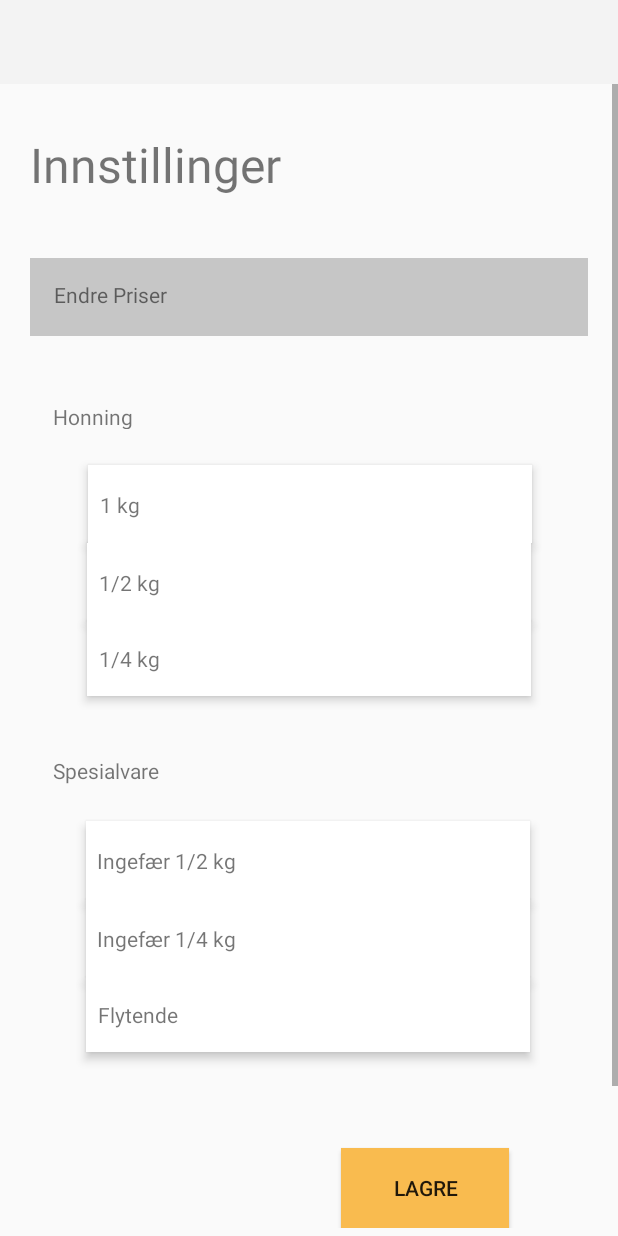
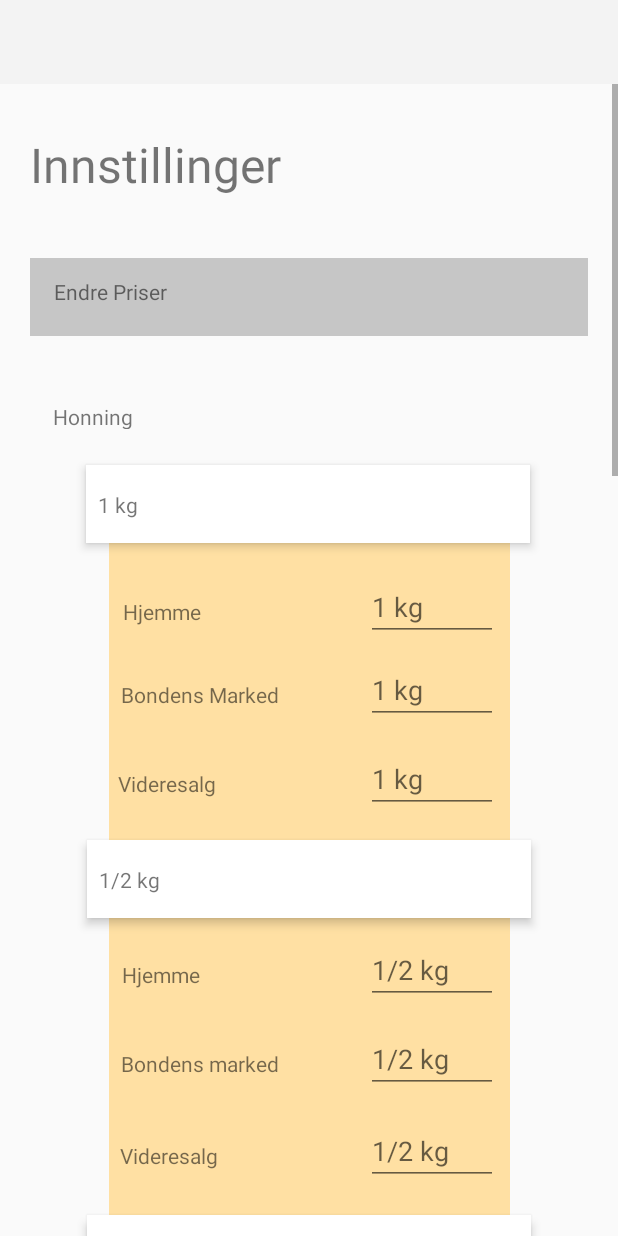
Before and after one commit to JuliaSofieTeppen/Bachelor, an Android app: the fragment SettingFragment shown on its own in the app's theme, on a phone screen of 412 x 824 dp. Run offline under Robolectric (Android 15) with nearby library versions, the phone set to English and light mode, and no system bars; 3 statements that could not run were skipped.

Commit message:
fiksa innstillinger

```diff
--- a/app/src/main/res/layout/fragment_innstillinger.xml
+++ b/app/src/main/res/layout/fragment_innstillinger.xml
@@ -1,10 +1,15 @@
 <?xml version="1.0" encoding="utf-8"?>
-<ScrollView xmlns:android="http://schemas.android.com/apk/res/android"
+<FrameLayout xmlns:android="http://schemas.android.com/apk/res/android"
 xmlns:app="http://schemas.android.com/apk/res-auto"
 xmlns:tools="http://schemas.android.com/tools"
 android:layout_width="match_parent"
 android:layout_height="match_parent"
-    tools:context=".SettingFragment"
+tools:context=".SettingFragment">
+
+
+    <ScrollView
+        android:layout_width="match_parent"
+        android:layout_height="match_parent"
         tools:layout_editor_absoluteX="16dp"
         tools:layout_editor_absoluteY="87dp">
 
@@ -26,9 +31,10 @@
 
                 <TextView
                     android:id="@+id/textView9"
-                android:layout_width="wrap_content"
-                android:layout_height="wrap_content"
+                    android:layout_width="124dp"
+                    android:layout_height="23dp"
                     android:layout_marginStart="8dp"
+                    android:layout_marginTop="8dp"
                     android:layout_marginEnd="278dp"
                     android:layout_marginBottom="8dp"
                     android:text="@string/endre_moms"
@@ -84,7 +90,7 @@
                 <TextView
                     android:id="@+id/textView10"
                     android:layout_width="wrap_content"
-                android:layout_height="wrap_content"
+                    android:layout_height="23dp"
                     android:layout_marginStart="8dp"
                     android:layout_marginTop="8dp"
                     android:layout_marginEnd="8dp"
@@ -127,7 +133,7 @@
                     android:layout_marginStart="8dp"
                     android:layout_marginEnd="8dp"
                     android:background="#ffe0a3"
-                android:visibility="gone"
+                    android:visibility="visible"
                     app:layout_constraintEnd_toEndOf="parent"
                     app:layout_constraintStart_toStartOf="parent"
                     app:layout_constraintTop_toBottomOf="@+id/enkg">
@@ -137,10 +143,11 @@
                         android:layout_width="wrap_content"
                         android:layout_height="wrap_content"
                         android:layout_marginStart="8dp"
-                    android:layout_marginTop="44dp"
+                        android:layout_marginTop="36dp"
                         android:layout_marginEnd="110dp"
                         android:text="@string/hjemme"
                         app:layout_constraintEnd_toStartOf="@+id/enkgbm"
+                        app:layout_constraintHorizontal_bias="1.0"
                         app:layout_constraintStart_toStartOf="parent"
                         app:layout_constraintTop_toTopOf="parent" />
 
@@ -162,11 +169,11 @@
                         android:layout_width="wrap_content"
                         android:layout_height="wrap_content"
                         android:layout_marginStart="8dp"
-                    android:layout_marginTop="32dp"
+                        android:layout_marginTop="40dp"
                         android:layout_marginEnd="116dp"
                         android:text="@string/videresalg"
                         app:layout_constraintEnd_toStartOf="@+id/enkgbm"
-                    app:layout_constraintHorizontal_bias="1.0"
+                        app:layout_constraintHorizontal_bias="0.142"
                         app:layout_constraintStart_toStartOf="parent"
                         app:layout_constraintTop_toBottomOf="@+id/textView133" />
 
@@ -211,7 +218,7 @@
                     android:layout_marginStart="8dp"
                     android:layout_marginEnd="8dp"
                     android:background="#ffe0a3"
-                android:visibility="gone"
+                    android:visibility="visible"
                     app:layout_constraintEnd_toEndOf="parent"
                     app:layout_constraintStart_toStartOf="parent"
                     app:layout_constraintTop_toBottomOf="@+id/halvkg">
@@ -235,8 +242,9 @@
                         android:layout_marginStart="8dp"
                         android:layout_marginTop="40dp"
                         android:layout_marginEnd="58dp"
-                    android:text="@string/bondens_marked"
+                        android:text="Bondens marked"
                         app:layout_constraintEnd_toStartOf="@+id/halvkgbm"
+                        app:layout_constraintHorizontal_bias="0.666"
                         app:layout_constraintStart_toStartOf="parent"
                         app:layout_constraintTop_toBottomOf="@+id/textView14" />
 
@@ -245,10 +253,11 @@
                         android:layout_width="wrap_content"
                         android:layout_height="wrap_content"
                         android:layout_marginStart="8dp"
-                    android:layout_marginTop="28dp"
+                        android:layout_marginTop="36dp"
                         android:layout_marginEnd="116dp"
                         android:text="@string/videresalg"
                         app:layout_constraintEnd_toStartOf="@+id/halvkgfak"
+                        app:layout_constraintHorizontal_bias="0.047"
                         app:layout_constraintStart_toStartOf="parent"
                         app:layout_constraintTop_toBottomOf="@+id/textView15" />
 
@@ -258,7 +267,7 @@
                         android:layout_height="43dp"
                         android:layout_marginEnd="8dp"
                         android:ems="10"
-                    android:hint="@string/prisHalvkg"
+                        android:hint="@string/Halvkg"
                         android:inputType="number"
                         app:layout_constraintBaseline_toBaselineOf="@+id/textView47"
                         app:layout_constraintEnd_toEndOf="parent" />
@@ -269,7 +278,7 @@
                         android:layout_height="43dp"
                         android:layout_marginEnd="8dp"
                         android:ems="10"
-                    android:hint="@string/prisHalvkg"
+                        android:hint="@string/Halvkg"
                         android:inputType="number"
                         app:layout_constraintBaseline_toBaselineOf="@+id/textView15"
                         app:layout_constraintEnd_toEndOf="parent" />
@@ -280,7 +289,7 @@
                         android:layout_height="43dp"
                         android:layout_marginEnd="8dp"
                         android:ems="10"
-                    android:hint="@string/prisHalvkg"
+                        android:hint="@string/Halvkg"
                         android:inputType="number"
                         app:layout_constraintBaseline_toBaselineOf="@+id/textView14"
                         app:layout_constraintEnd_toEndOf="parent" />
@@ -291,12 +300,12 @@
                     android:layout_width="296dp"
                     android:layout_height="52dp"
                     android:layout_marginStart="8dp"
-                android:layout_marginTop="24dp"
+                    android:layout_marginTop="16dp"
                     android:layout_marginEnd="8dp"
                     android:background="@android:color/white"
                     android:elevation="4dp"
                     app:layout_constraintEnd_toEndOf="parent"
-                app:layout_constraintHorizontal_bias="0.494"
+                    app:layout_constraintHorizontal_bias="0.505"
                     app:layout_constraintStart_toStartOf="parent"
                     app:layout_constraintTop_toBottomOf="@+id/textView46">
 
@@ -351,7 +360,7 @@
                     android:layout_marginStart="8dp"
                     android:layout_marginEnd="8dp"
                     android:background="#ffe0a3"
-                android:visibility="gone"
+                    android:visibility="visible"
                     app:layout_constraintEnd_toEndOf="parent"
                     app:layout_constraintStart_toStartOf="parent"
                     app:layout_constraintTop_toBottomOf="@+id/ingf05kg">
@@ -371,7 +380,7 @@
                         android:layout_width="wrap_content"
                         android:layout_height="0dp"
                         android:layout_marginStart="8dp"
-                    android:layout_marginTop="44dp"
+                        android:layout_marginTop="36dp"
                         android:text="@string/bondens_marked"
                         app:layout_constraintStart_toStartOf="parent"
                         app:layout_constraintTop_toBottomOf="@+id/textView114" />
@@ -392,7 +401,7 @@
                         android:layout_height="43dp"
                         android:layout_marginEnd="8dp"
                         android:ems="10"
-                    android:hint="@string/prisHalvkg"
+                        android:hint="@string/Halvkg"
                         android:inputType="number"
                         app:layout_constraintBaseline_toBaselineOf="@+id/textView116"
                         app:layout_constraintEnd_toEndOf="parent" />
@@ -403,7 +412,7 @@
                         android:layout_height="43dp"
                         android:layout_marginEnd="8dp"
                         android:ems="10"
-                    android:hint="@string/prisHalvkg"
+                        android:hint="@string/Halvkg"
                         android:inputType="number"
                         app:layout_constraintBaseline_toBaselineOf="@+id/textView115"
                         app:layout_constraintEnd_toEndOf="parent" />
@@ -414,7 +423,7 @@
                         android:layout_height="43dp"
                         android:layout_marginEnd="8dp"
                         android:ems="10"
-                    android:hint="@string/prisHalvkg"
+                        android:hint="@string/Halvkg"
                         android:inputType="number"
                         app:layout_constraintBaseline_toBaselineOf="@+id/textView114"
                         app:layout_constraintEnd_toEndOf="parent" />
@@ -427,20 +436,21 @@
                     android:layout_marginStart="8dp"
                     android:layout_marginEnd="8dp"
                     android:background="#ffe0a3"
-                android:visibility="gone"
+                    android:visibility="visible"
                     app:layout_constraintEnd_toEndOf="parent"
                     app:layout_constraintStart_toStartOf="parent"
                     app:layout_constraintTop_toBottomOf="@+id/kvartkg">
 
                     <TextView
                         android:id="@+id/textView11"
-                    android:layout_width="wrap_content"
-                    android:layout_height="15dp"
+                        android:layout_width="60dp"
+                        android:layout_height="20dp"
                         android:layout_marginStart="8dp"
-                    android:layout_marginTop="16dp"
+                        android:layout_marginTop="32dp"
                         android:layout_marginEnd="110dp"
                         android:text="@string/hjemme"
                         app:layout_constraintEnd_toStartOf="@+id/kvartkghjemme"
+                        app:layout_constraintHorizontal_bias="0.0"
                         app:layout_constraintStart_toStartOf="parent"
                         app:layout_constraintTop_toTopOf="parent" />
 
@@ -459,7 +469,7 @@
                         android:layout_width="wrap_content"
                         android:layout_height="wrap_content"
                         android:layout_marginStart="8dp"
-                    android:layout_marginTop="44dp"
+                        android:layout_marginTop="40dp"
                         android:text="@string/videresalg"
                         app:layout_constraintStart_toStartOf="parent"
                         app:layout_constraintTop_toBottomOf="@+id/textView12" />
@@ -470,7 +480,7 @@
                         android:layout_height="43dp"
                         android:layout_marginEnd="8dp"
                         android:ems="10"
-                    android:hint="@string/prisKvartkg"
+                        android:hint="@string/kvartkg"
                         android:inputType="number"
                         app:layout_constraintBaseline_toBaselineOf="@+id/textView13"
                         app:layout_constraintEnd_toEndOf="parent" />
@@ -481,7 +491,7 @@
                         android:layout_height="43dp"
                         android:layout_marginEnd="8dp"
                         android:ems="10"
-                    android:hint="@string/prisKvartkg"
+                        android:hint="@string/kvartkg"
                         android:inputType="number"
                         app:layout_constraintBaseline_toBaselineOf="@+id/textView12"
                         app:layout_constraintEnd_toEndOf="parent" />
@@ -492,7 +502,7 @@
                         android:layout_height="43dp"
                         android:layout_marginEnd="8dp"
                         android:ems="10"
-                    android:hint="@string/prisKvartkg"
+                        android:hint="@string/kvartkg"
                         android:inputType="number"
                         app:layout_constraintBaseline_toBaselineOf="@+id/textView11"
                         app:layout_constraintEnd_toEndOf="parent" />
@@ -509,7 +519,7 @@
                     android:background="@android:color/white"
                     android:elevation="4dp"
                     app:layout_constraintEnd_toEndOf="parent"
-                app:layout_constraintHorizontal_bias="0.505"
+                    app:layout_constraintHorizontal_bias="0.494"
                     app:layout_constraintStart_toStartOf="parent"
                     app:layout_constraintTop_toBottomOf="@+id/textView44">
 
@@ -522,6 +532,34 @@
                         android:layout_marginEnd="262dp"
                         android:layout_marginBottom="8dp"
                         android:text="@string/helkg"
+                        app:layout_constraintBottom_toBottomOf="parent"
+                        app:layout_constraintEnd_toEndOf="parent"
+                        app:layout_constraintStart_toStartOf="parent"
+                        app:layout_constraintTop_toTopOf="parent" />
+
+                </android.support.constraint.ConstraintLayout>
+
+                <android.support.constraint.ConstraintLayout
+                    android:id="@+id/ingf025kg"
+                    android:layout_width="296dp"
+                    android:layout_height="52dp"
+                    android:layout_marginStart="8dp"
+                    android:layout_marginEnd="8dp"
+                    android:background="@android:color/white"
+                    android:elevation="4dp"
+                    app:layout_constraintEnd_toEndOf="parent"
+                    app:layout_constraintStart_toStartOf="parent"
+                    app:layout_constraintTop_toBottomOf="@+id/ingfhalvkgextend">
+
+                    <TextView
+                        android:id="@+id/textView42"
+                        android:layout_width="wrap_content"
+                        android:layout_height="wrap_content"
+                        android:layout_marginStart="8dp"
+                        android:layout_marginTop="8dp"
+                        android:layout_marginEnd="197dp"
+                        android:layout_marginBottom="8dp"
+                        android:text="@string/ingeferKvart"
                         app:layout_constraintBottom_toBottomOf="parent"
                         app:layout_constraintEnd_toEndOf="parent"
                         app:layout_constraintStart_toStartOf="parent"
@@ -577,7 +615,7 @@
                     android:layout_marginStart="8dp"
                     android:layout_marginEnd="8dp"
                     android:background="#ffe0a3"
-                android:visibility="gone"
+                    android:visibility="visible"
                     app:layout_constraintEnd_toEndOf="parent"
                     app:layout_constraintStart_toStartOf="parent"
                     app:layout_constraintTop_toBottomOf="@+id/ingf025kg">
@@ -618,7 +656,7 @@
                         android:layout_height="43dp"
                         android:layout_marginEnd="8dp"
                         android:ems="10"
-                    android:hint="@string/prisKvartkg"
+                        android:hint="@string/kvartkg"
                         android:inputType="number"
                         app:layout_constraintBaseline_toBaselineOf="@+id/textView128"
                         app:layout_constraintEnd_toEndOf="parent" />
@@ -629,7 +667,7 @@
                         android:layout_height="43dp"
                         android:layout_marginEnd="8dp"
                         android:ems="10"
-                    android:hint="@string/prisKvartkg"
+                        android:hint="@string/kvartkg"
                         android:inputType="number"
                         app:layout_constraintBaseline_toBaselineOf="@+id/textView127"
                         app:layout_constraintEnd_toEndOf="parent" />
@@ -640,7 +678,7 @@
                         android:layout_height="43dp"
                         android:layout_marginEnd="8dp"
                         android:ems="10"
-                    android:hint="@string/prisKvartkg"
+                        android:hint="@string/kvartkg"
                         android:inputType="number"
                         app:layout_constraintBaseline_toBaselineOf="@+id/textView126"
                         app:layout_constraintEnd_toEndOf="parent" />
@@ -653,7 +691,7 @@
                     android:layout_marginStart="8dp"
                     android:layout_marginEnd="8dp"
                     android:background="#ffe0a3"
-                android:visibility="gone"
+                    android:visibility="visible"
                     app:layout_constraintEnd_toEndOf="parent"
                     app:layout_constraintStart_toStartOf="parent"
                     app:layout_constraintTop_toBottomOf="@+id/flyt">
@@ -663,10 +701,11 @@
                         android:layout_width="wrap_content"
                         android:layout_height="wrap_content"
                         android:layout_marginStart="8dp"
-                    android:layout_marginTop="16dp"
+                        android:layout_marginTop="24dp"
                         android:layout_marginEnd="110dp"
                         android:text="@string/hjemme"
                         app:layout_constraintEnd_toStartOf="@+id/flythjemme"
+                        app:layout_constraintHorizontal_bias="0.0"
                         app:layout_constraintStart_toStartOf="parent"
                         app:layout_constraintTop_toTopOf="parent" />
 
@@ -687,10 +726,11 @@
                         android:layout_width="wrap_content"
                         android:layout_height="wrap_content"
                         android:layout_marginStart="8dp"
-                    android:layout_marginTop="40dp"
+                        android:layout_marginTop="36dp"
                         android:layout_marginEnd="116dp"
                         android:text="@string/videresalg"
                         app:layout_constraintEnd_toStartOf="@+id/flytfak"
+                        app:layout_constraintHorizontal_bias="0.0"
                         app:layout_constraintStart_toStartOf="parent"
                         app:layout_constraintTop_toBottomOf="@+id/textView130" />
 
@@ -700,7 +740,7 @@
                         android:layout_height="43dp"
                         android:layout_marginEnd="8dp"
                         android:ems="10"
-                    android:hint="@string/pris"
+                        android:hint="@string/flytende"
                         android:inputType="number"
                         app:layout_constraintBaseline_toBaselineOf="@+id/textView131"
                         app:layout_constraintEnd_toEndOf="parent" />
@@ -711,7 +751,7 @@
                         android:layout_height="43dp"
                         android:layout_marginEnd="8dp"
                         android:ems="10"
-                    android:hint="@string/pris"
+                        android:hint="@string/flytende"
                         android:inputType="number"
                         app:layout_constraintBaseline_toBaselineOf="@+id/textView130"
                         app:layout_constraintEnd_toEndOf="parent" />
@@ -722,7 +762,7 @@
                         android:layout_height="43dp"
                         android:layout_marginEnd="8dp"
                         android:ems="10"
-                    android:hint="@string/pris"
+                        android:hint="@string/flytende"
                         android:inputType="number"
                         app:layout_constraintBaseline_toBaselineOf="@+id/textView129"
                         app:layout_constraintEnd_toEndOf="parent" />
@@ -737,7 +777,6 @@
                     android:background="@android:color/white"
                     android:elevation="4dp"
                     app:layout_constraintEnd_toEndOf="parent"
-                app:layout_constraintHorizontal_bias="0.494"
                     app:layout_constraintStart_toStartOf="parent"
                     app:layout_constraintTop_toBottomOf="@+id/ingfkvartkgextend">
 
@@ -770,35 +809,6 @@
                     app:layout_constraintHorizontal_bias="0.773"
                     app:layout_constraintStart_toStartOf="parent"
                     app:layout_constraintTop_toBottomOf="@+id/flytextend" />
-
-            <android.support.constraint.ConstraintLayout
-                android:id="@+id/ingf025kg"
-                android:layout_width="296dp"
-                android:layout_height="52dp"
-                android:layout_marginStart="8dp"
-                android:layout_marginEnd="8dp"
-                android:background="@android:color/white"
-                android:elevation="4dp"
-                app:layout_constraintEnd_toEndOf="parent"
-                app:layout_constraintHorizontal_bias="0.494"
-                app:layout_constraintStart_toStartOf="parent"
-                app:layout_constraintTop_toBottomOf="@+id/ingfhalvkgextend">
-
-                <TextView
-                    android:id="@+id/textView42"
-                    android:layout_width="wrap_content"
-                    android:layout_height="wrap_content"
-                    android:layout_marginStart="8dp"
-                    android:layout_marginTop="8dp"
-                    android:layout_marginEnd="197dp"
-                    android:layout_marginBottom="8dp"
-                    android:text="@string/ingeferKvart"
-                    app:layout_constraintBottom_toBottomOf="parent"
-                    app:layout_constraintEnd_toEndOf="parent"
-                    app:layout_constraintStart_toStartOf="parent"
-                    app:layout_constraintTop_toTopOf="parent" />
-
-            </android.support.constraint.ConstraintLayout>
             </android.support.constraint.ConstraintLayout>
 
             <android.support.constraint.ConstraintLayout
@@ -808,7 +818,7 @@
                 android:layout_marginStart="8dp"
                 android:layout_marginTop="8dp"
                 android:layout_marginEnd="8dp"
-            android:visibility="gone"
+                android:visibility="visible"
                 app:layout_constraintEnd_toEndOf="parent"
                 app:layout_constraintStart_toStartOf="parent"
                 app:layout_constraintTop_toBottomOf="@+id/endremoms">
@@ -844,7 +854,7 @@
                         android:layout_height="wrap_content"
                         android:layout_marginEnd="8dp"
                         android:ems="10"
-                    android:hint="@string/moms_ikke_ferdig"
+                        android:hint="@string/space"
                         android:inputType="number"
                         app:layout_constraintBaseline_toBaselineOf="@+id/textview"
                         app:layout_constraintEnd_toEndOf="parent" />
@@ -881,7 +891,7 @@
                         android:layout_height="wrap_content"
                         android:layout_marginEnd="8dp"
                         android:ems="10"
-                    android:hint="@string/moms_ferdig_produkt"
+                        android:hint="@string/space"
                         android:inputType="number"
                         app:layout_constraintBaseline_toBaselineOf="@+id/textView135"
                         app:layout_constraintEnd_toEndOf="parent" />
@@ -905,3 +915,5 @@
 
         </android.support.constraint.ConstraintLayout>
     </ScrollView>
+
+</FrameLayout>
--- a/app/src/main/res/values/strings.xml
+++ b/app/src/main/res/values/strings.xml
@@ -58,10 +58,11 @@
     <string name="ingeferHalv">Ingefær 1/2 kg</string>
     <string name="ingeferKvart">Ingefær 1/4 kg</string>
     <string name="moms_ferdig_produkt">Moms ferdig produkt</string>
-    <string name="prisKg">Pris 1 kg</string>
+    <string name="prisKg">1 kg</string>
     <string name="prisHalvkg">Pris 1/2</string>
     <string name="prisKvartkg">Pris 1/4</string>
     <string name="pris">Pris</string>
     <string name="moms_ikke_ferdig">Moms ikke ferdig</string>
+    <string name="space"> </string>
 
 </resources>
```
Lines whose indentation alone changed are shown as unchanged.
